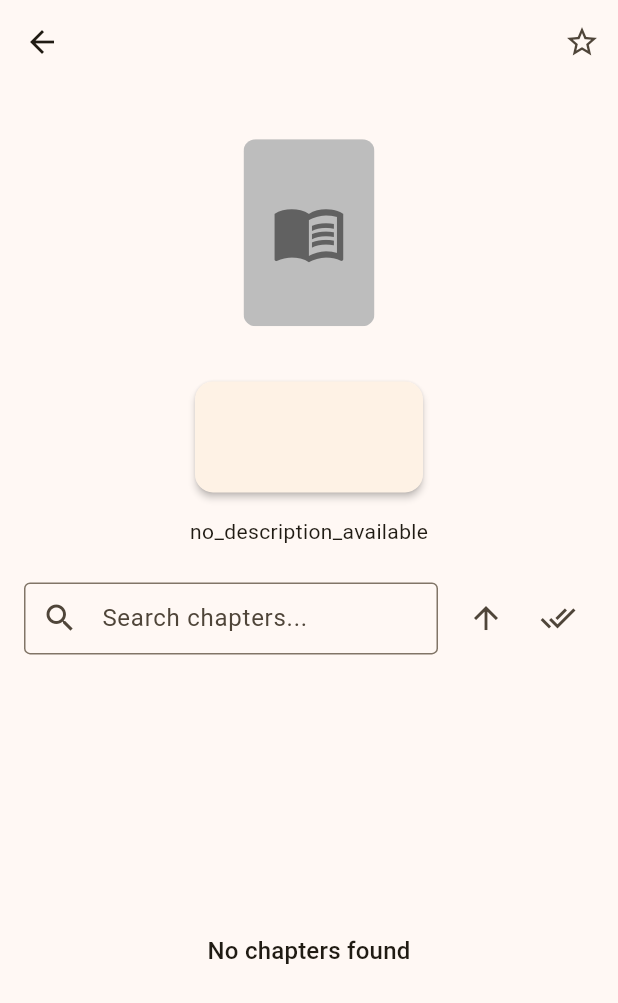
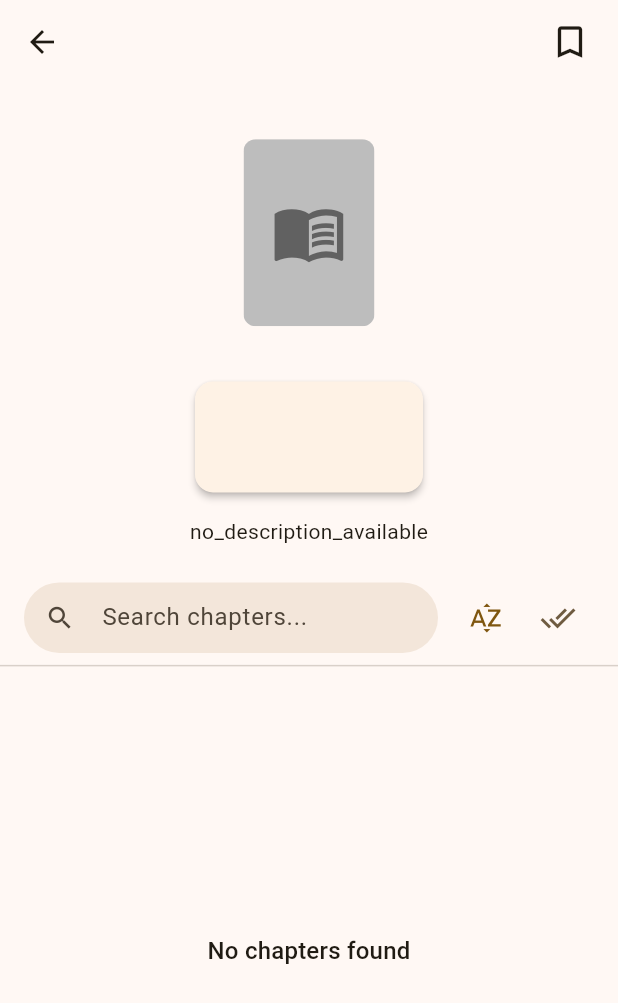
Before and after one commit to Luiz-eduardp/akashic_records, a Flutter app: the NovelDetailScreen screen opened directly with empty values, on a phone screen of 412 x 824 dp. Shown: the top 1003 px of the screen. Run offline on Flutter 3.47's test engine with Material 3 defaults, Android fonts, the phone set to English and light mode, and no system bars; our stand-ins replace battery_plus, dio, file_picker, flutter_colorpicker, flutter_local_notifications, flutter_markdown and 7 more; missing offline and left inert: android_intent_plus, version; accounts and stored records are empty.

Commit message:
feat(detail): improve chapter search and fav toggle
- Implemented chapter search
- Added favorite toggle
- Improved chapter list

```diff
--- a/lib/screens/novel_detail_screen.dart
+++ b/lib/screens/novel_detail_screen.dart
@@ -29,6 +29,8 @@ class _NovelDetailScreenState extends State<NovelDetailScreen> {
   bool _loadingReadStates = true;
   Timer? _searchDebounce;
 
+  final TextEditingController _searchController = TextEditingController();
+
   @override
   void initState() {
     super.initState();
@@ -42,19 +44,21 @@ class _NovelDetailScreenState extends State<NovelDetailScreen> {
   @override
   void dispose() {
     _searchDebounce?.cancel();
+    _searchController.dispose();
     super.dispose();
   }
 
   Future<void> _loadReadStates() async {
+    if (!mounted) return;
     setState(() => _loadingReadStates = true);
     try {
       final db = await NovelDatabase.getInstance();
       final set = await db.getReadChaptersForNovel((novel ?? widget.novel).id);
-      setState(() => readChapters = set);
+      if (mounted) setState(() => readChapters = set);
     } catch (e) {
-      setState(() => readChapters = {});
+      if (mounted) setState(() => readChapters = {});
     } finally {
-      setState(() => _loadingReadStates = false);
+      if (mounted) setState(() => _loadingReadStates = false);
     }
   }
 
@@ -70,7 +74,7 @@ class _NovelDetailScreenState extends State<NovelDetailScreen> {
               ? (a.chapterNumber ?? 0).compareTo(b.chapterNumber ?? 0)
               : (b.chapterNumber ?? 0).compareTo(a.chapterNumber ?? 0),
     );
-    setState(() => filtered = list);
+    if (mounted) setState(() => filtered = list);
   }
 
   Future<void> _ensureDetails() async {
@@ -81,17 +85,17 @@ class _NovelDetailScreenState extends State<NovelDetailScreen> {
       return;
     }
 
-    setState(() => _loadingDetails = true);
+    if (mounted) setState(() => _loadingDetails = true);
     try {
-      final full = await svc.parseNovel(current.id).timeout(
-        const Duration(seconds: 20),
-      );
+      final full = await svc
+          .parseNovel(current.id)
+          .timeout(const Duration(seconds: 20));
 
       if (full != null) {
         novel ??= current;
-
         if (full.title.isNotEmpty) novel!.title = full.title;
-        if (full.coverImageUrl.isNotEmpty) novel!.coverImageUrl = full.coverImageUrl;
+        if (full.coverImageUrl.isNotEmpty)
+          novel!.coverImageUrl = full.coverImageUrl;
         if (full.author.isNotEmpty) novel!.author = full.author;
         if (full.description.isNotEmpty) novel!.description = full.description;
         if (full.genres.isNotEmpty) novel!.genres = full.genres;
@@ -105,7 +109,8 @@ class _NovelDetailScreenState extends State<NovelDetailScreen> {
         for (final c in full.chapters) {
           final existing = existingById[c.id];
           if (existing != null) {
-            c.content = (existing.content != null && existing.content!.isNotEmpty)
+            c.content =
+                (existing.content != null && existing.content!.isNotEmpty)
                     ? existing.content
                     : c.content;
             c.chapterNumber = c.chapterNumber ?? existing.chapterNumber;
@@ -132,83 +137,162 @@ class _NovelDetailScreenState extends State<NovelDetailScreen> {
     }
   }
 
-  Widget _buildLoadingSkeleton() {
+  Future<void> _handleFavoriteToggle() async {
+    final appState = Provider.of<AppState>(context, listen: false);
+    final currentNovel = novel ?? widget.novel;
+    final id = currentNovel.id;
+    final wasFavorite = currentNovel.isFavorite;
+
+    try {
+      if (!wasFavorite) {
+        final toSave = novel ?? widget.novel;
+        toSave.isFavorite = true;
+        await appState.addOrUpdateNovel(toSave);
+      } else {
+        await appState.toggleFavorite(id);
+      }
+
+      final updated = appState.localNovels.firstWhere(
+        (n) => n.id == id,
+        orElse: () => currentNovel,
+      );
+
+      setState(() {
+        novel = updated;
+      });
+
+      ScaffoldMessenger.of(context).showSnackBar(
+        SnackBar(
+          content: Text(
+            updated.isFavorite
+                ? 'added_to_favorites'.translate
+                : 'removed_from_favorites'.translate,
+          ),
+          duration: const Duration(milliseconds: 1500),
+          behavior: SnackBarBehavior.floating,
+        ),
+      );
+    } catch (e) {
+      ScaffoldMessenger.of(context).showSnackBar(
+        SnackBar(content: Text('${'failed_update_favorite'.translate}: $e')),
+      );
+    }
+  }
+
+  Widget _buildChapterToolbar(BuildContext context) {
     final theme = Theme.of(context);
-    final isDark = theme.brightness == Brightness.dark;
-    final baseColor =
-        isDark
-            ? theme.colorScheme.surface.withOpacity(0.6)
-            : theme.colorScheme.surface.withOpacity(0.3);
-    final highlightColor =
-        isDark
-            ? theme.colorScheme.background.withOpacity(0.2)
-            : theme.colorScheme.background.withOpacity(0.12);
+    return Container(
+      padding: const EdgeInsets.symmetric(horizontal: 16, vertical: 8),
+      decoration: BoxDecoration(
+        color: theme.scaffoldBackgroundColor,
+        border: Border(
+          bottom: BorderSide(color: theme.dividerColor.withOpacity(0.3)),
+        ),
+      ),
+      child: Row(
+        children: [
+          Expanded(
+            child: TextField(
+              controller: _searchController,
+              decoration: InputDecoration(
+                prefixIcon: const Icon(Icons.search, size: 20),
+                hintText: 'search_chapters_hint'.translate,
+                border: OutlineInputBorder(
+                  borderRadius: BorderRadius.circular(30),
+                  borderSide: BorderSide.none,
+                ),
+                filled: true,
+                fillColor: theme.colorScheme.surfaceContainerHigh,
+                contentPadding: const EdgeInsets.symmetric(vertical: 10),
+                isDense: true,
+              ),
+              onChanged: (v) {
+                _searchDebounce?.cancel();
+                _searchDebounce = Timer(const Duration(milliseconds: 200), () {
+                  setState(() {
+                    _search = v;
+                    _applyFilters();
+                  });
+                });
+              },
+            ),
+          ),
+          const SizedBox(width: 8),
 
-    return SingleChildScrollView(
-      padding: const EdgeInsets.symmetric(horizontal: 16, vertical: 16),
-      child: Column(
-        crossAxisAlignment: CrossAxisAlignment.start,
-        children: [
-          Row(
-            crossAxisAlignment: CrossAxisAlignment.start,
-            children: [
-              const SizedBox(width: 16),
-              Expanded(
-                child: Column(
-                  crossAxisAlignment: CrossAxisAlignment.start,
-                  children: [
-                    LoadingSkeleton.rect(
-                      height: 24,
-                      baseColor: baseColor,
-                      highlightColor: highlightColor,
+          Tooltip(
+            message:
+                _asc ? 'sort_ascending'.translate : 'sort_descending'.translate,
+            child: IconButton(
+              icon: Icon(
+                _asc ? Icons.sort_by_alpha : Icons.sort_by_alpha_sharp,
+                color: theme.colorScheme.primary,
               ),
-                    const SizedBox(height: 8),
-                    LoadingSkeleton.rect(
-                      height: 16,
-                      width: 150,
-                      baseColor: baseColor,
-                      highlightColor: highlightColor,
+              onPressed: () {
+                setState(() {
+                  _asc = !_asc;
+                  _applyFilters();
+                });
+              },
             ),
-                    const SizedBox(height: 16),
-                    LoadingSkeleton.rect(
-                      height: 12,
-                      baseColor: baseColor,
-                      highlightColor: highlightColor,
           ),
-                    const SizedBox(height: 6),
-                    LoadingSkeleton.rect(
-                      height: 12,
-                      baseColor: baseColor,
-                      highlightColor: highlightColor,
+
+          Tooltip(
+            message: 'mark_all_read'.translate,
+            child: IconButton(
+              icon: Icon(Icons.done_all, color: theme.colorScheme.secondary),
+              onPressed: () async {
+                final appState = Provider.of<AppState>(context, listen: false);
+                for (final ch in chapters) {
+                  await appState.setChapterRead(
+                    (novel ?? widget.novel).id,
+                    ch.id,
+                    true,
+                  );
+                }
+                await _loadReadStates();
+                ScaffoldMessenger.of(context).showSnackBar(
+                  SnackBar(
+                    content: Text('marked_all_chapters_read'.translate),
+                    behavior: SnackBarBehavior.floating,
                   ),
-                    const SizedBox(height: 6),
-                    LoadingSkeleton.rect(
-                      height: 12,
-                      width: 200,
-                      baseColor: baseColor,
-                      highlightColor: highlightColor,
-                    ),
-                  ],
+                );
+              },
             ),
           ),
         ],
       ),
+    );
+  }
 
-          const SizedBox(height: 24),
+  Widget _buildLoadingSkeleton() {
+    final theme = Theme.of(context);
+    final isDark = theme.brightness == Brightness.dark;
+    final baseColor = isDark ? Colors.grey[800]! : Colors.grey[300]!;
+    final highlightColor = isDark ? Colors.grey[700]! : Colors.grey[100]!;
 
-          LoadingSkeleton.rect(
+    return SingleChildScrollView(
+      child: Column(
+        crossAxisAlignment: CrossAxisAlignment.start,
+        children: [
+          NovelHeader(novel: novel ?? widget.novel, loading: true),
+
+          Padding(
+            padding: const EdgeInsets.symmetric(horizontal: 16, vertical: 12),
+            child: LoadingSkeleton.rect(
               height: 48,
               baseColor: baseColor,
               highlightColor: highlightColor,
+              borderRadius: BorderRadius.circular(30),
+            ),
           ),
 
-          const SizedBox(height: 16),
-
-          ListView.separated(
+          Padding(
+            padding: const EdgeInsets.all(16.0),
+            child: ListView.separated(
               shrinkWrap: true,
               physics: const NeverScrollableScrollPhysics(),
               itemCount: 8,
-            separatorBuilder: (_, __) => const Divider(height: 16),
+              separatorBuilder: (_, __) => const SizedBox(height: 16),
               itemBuilder: (ctx, i) {
                 return Row(
                   crossAxisAlignment: CrossAxisAlignment.center,
@@ -221,11 +305,12 @@ class _NovelDetailScreenState extends State<NovelDetailScreen> {
                             height: 16,
                             baseColor: baseColor,
                             highlightColor: highlightColor,
+                            width: i.isEven ? double.infinity : 200,
                           ),
                           const SizedBox(height: 6),
                           LoadingSkeleton.rect(
                             height: 12,
-                          width: 100,
+                            width: 150,
                             baseColor: baseColor,
                             highlightColor: highlightColor,
                           ),
@@ -238,10 +323,12 @@ class _NovelDetailScreenState extends State<NovelDetailScreen> {
                       height: 24,
                       baseColor: baseColor,
                       highlightColor: highlightColor,
+                      borderRadius: BorderRadius.circular(12),
                     ),
                   ],
                 );
               },
+            ),
           ),
         ],
       ),
@@ -251,144 +338,65 @@ class _NovelDetailScreenState extends State<NovelDetailScreen> {
   @override
   Widget build(BuildContext context) {
     final isLoading = _loadingDetails || _loadingReadStates;
+    final currentNovel = novel ?? widget.novel;
 
     return Scaffold(
       appBar: AppBar(
-        centerTitle: true,
-        title: Text((novel ?? widget.novel).title),
+        title: Text(
+          currentNovel.title,
+          style: Theme.of(context).textTheme.titleLarge,
+          maxLines: 1,
+          overflow: TextOverflow.ellipsis,
+        ),
         actions: [
           if (!isLoading)
             IconButton(
               tooltip: 'favorites'.translate,
-              icon: Icon(
-                (novel ?? widget.novel).isFavorite
-                    ? Icons.star
-                    : Icons.star_border,
-              ),
-              onPressed: () async {
-                final appState = Provider.of<AppState>(context, listen: false);
-                final id = (novel ?? widget.novel).id;
-                try {
-                  final exists = appState.localNovels.any((n) => n.id == id);
-                  if (!exists) {
-                    final toSave = novel ?? widget.novel;
-                    toSave.isFavorite = true;
-                    await appState.addOrUpdateNovel(toSave);
-                  } else {
-                    await appState.toggleFavorite(id);
-                  }
-
-                  final updated = appState.localNovels.firstWhere(
-                    (n) => n.id == id,
-                    orElse: () => novel ?? widget.novel,
-                  );
-                  setState(() {
-                    novel = updated;
-                  });
-                  ScaffoldMessenger.of(context).showSnackBar(
-                    SnackBar(
-                      content: Text(
-                        updated.isFavorite
-                            ? 'added_to_favorites'.translate
-                            : 'removed_from_favorites'.translate,
-                      ),
-                      duration: const Duration(milliseconds: 1500),
-                    ),
-                  );
-                } catch (e) {
-                  ScaffoldMessenger.of(context).showSnackBar(
-                    SnackBar(
-                      content: Text(
-                        '${'failed_update_favorite'.translate}: $e',
+              icon: AnimatedSwitcher(
+                duration: const Duration(milliseconds: 300),
+                transitionBuilder:
+                    (child, animation) =>
+                        ScaleTransition(scale: animation, child: child),
+                child: Icon(
+                  currentNovel.isFavorite
+                      ? Icons.bookmark
+                      : Icons.bookmark_border,
+                  key: ValueKey<bool>(currentNovel.isFavorite),
+                  color:
+                      currentNovel.isFavorite
+                          ? Theme.of(context).colorScheme.error
+                          : Theme.of(context).colorScheme.onSurface,
+                  size: 28,
                 ),
               ),
-                  );
-                }
-              },
+              onPressed: _handleFavoriteToggle,
             ),
+          const SizedBox(width: 8),
         ],
       ),
-      body: Column(
-        children: [
-          NovelHeader(novel: novel ?? widget.novel, loading: _loadingDetails),
+      body: CustomScrollView(
+        slivers: [
+          SliverList(
+            delegate: SliverChildListDelegate([
+              NovelHeader(novel: currentNovel, loading: _loadingDetails),
+            ]),
+          ),
 
           if (!isLoading)
-            Padding(
-              padding: const EdgeInsets.symmetric(horizontal: 16, vertical: 8),
-              child: Row(
-                children: [
-                  Expanded(
-                    child: TextField(
-                      decoration: InputDecoration(
-                        prefixIcon: const Icon(Icons.search),
-                        hintText: 'search_chapters_hint'.translate,
-                        border: const OutlineInputBorder(),
-                        contentPadding: const EdgeInsets.symmetric(
-                          vertical: 10,
-                        ),
-                      ),
-                      onChanged: (v) {
-                        _searchDebounce?.cancel();
-                        _searchDebounce = Timer(
-                          const Duration(milliseconds: 200),
-                          () {
-                            setState(() {
-                              _search = v;
-                              _applyFilters();
-                            });
-                          },
-                        );
-                      },
-                    ),
-                  ),
-                  const SizedBox(width: 8),
-                  Tooltip(
-                    message:
-                        _asc
-                            ? 'sort_ascending'.translate
-                            : 'sort_descending'.translate,
-                    child: IconButton(
-                      icon: Icon(
-                        _asc ? Icons.arrow_upward : Icons.arrow_downward,
-                      ),
-                      onPressed: () {
-                        setState(() {
-                          _asc = !_asc;
-                          _applyFilters();
-                        });
-                      },
-                    ),
-                  ),
-                  Tooltip(
-                    message: 'mark_all_read'.translate,
-                    child: IconButton(
-                      icon: const Icon(Icons.done_all),
-                      onPressed: () async {
-                        final appState = Provider.of<AppState>(
-                          context,
-                          listen: false,
-                        );
-                        for (final ch in chapters) {
-                          await appState.setChapterRead(
-                            (novel ?? widget.novel).id,
-                            ch.id,
-                            true,
-                          );
-                        }
-                        await _loadReadStates();
-                      },
-                    ),
-                  ),
-                ],
+            SliverPersistentHeader(
+              pinned: true,
+              delegate: _SliverChapterToolbarDelegate(
+                child: _buildChapterToolbar(context),
               ),
             ),
 
-          Expanded(
-            child:
-                isLoading
-                    ? _buildLoadingSkeleton()
-                    : (filtered.isEmpty
-                        ? Center(
+          if (isLoading)
+            SliverList(
+              delegate: SliverChildListDelegate([_buildLoadingSkeleton()]),
+            )
+          else if (filtered.isEmpty)
+            SliverFillRemaining(
+              child: Center(
                 child: Padding(
                   padding: const EdgeInsets.all(24.0),
                   child: Text(
@@ -397,40 +405,30 @@ class _NovelDetailScreenState extends State<NovelDetailScreen> {
                     style: Theme.of(context).textTheme.titleMedium,
                   ),
                 ),
+              ),
             )
-                        : ChapterList(
+          else
+            SliverPadding(
+              padding: const EdgeInsets.symmetric(
+                horizontal: 16.0,
+                vertical: 8.0,
+              ),
+              sliver: ChapterList(
+                sliver: true,
                 chapters: filtered,
                 readChapters: readChapters,
+                novelId: currentNovel.id,
                 onTap: (ch, index) async {
-                            if (ch.content == null || ch.content!.isEmpty) {
-                              final current = novel ?? widget.novel;
-                              final svc = PluginRegistry.get(current.pluginId);
-                              if (svc != null) {
-                                try {
-                                  final content = await svc.parseChapter(ch.id);
-                                  ch.content = content;
-                                  novel ??= current;
-                                  final db = await NovelDatabase.getInstance();
-                                  await db.upsertNovel(novel ?? widget.novel);
-                                } catch (e) {
-                                  debugPrint(
-                                    'Failed to parse chapter ${ch.id}: $e',
+                  final absoluteIndex = currentNovel.chapters.indexWhere(
+                    (c) => c.id == ch.id,
                   );
-                                }
-                              }
-                            }
-
-                            final absoluteIndex = (novel ?? widget.novel)
-                                .chapters
-                                .indexWhere((c) => c.id == ch.id);
 
                   await Navigator.pushNamed(
                     context,
                     '/reader',
                     arguments: {
-                                'novel': novel ?? widget.novel,
-                                'chapterIndex':
-                                    absoluteIndex >= 0 ? absoluteIndex : 0,
+                      'novel': currentNovel,
+                      'chapterIndex': absoluteIndex >= 0 ? absoluteIndex : 0,
                     },
                   );
                   await _loadReadStates();
@@ -442,16 +440,45 @@ class _NovelDetailScreenState extends State<NovelDetailScreen> {
                   );
                   final isRead = readChapters.contains(ch.id);
                   await appState.setChapterRead(
-                              (novel ?? widget.novel).id,
+                    currentNovel.id,
                     ch.id,
                     !isRead,
                   );
                   await _loadReadStates();
                 },
-                        )),
+              ),
             ),
         ],
       ),
     );
   }
 }
+
+class _SliverChapterToolbarDelegate extends SliverPersistentHeaderDelegate {
+  final Widget child;
+
+  _SliverChapterToolbarDelegate({required this.child});
+
+  @override
+  double get minExtent => 64.0;
+
+  @override
+  double get maxExtent => 64.0;
+
+  @override
+  Widget build(
+    BuildContext context,
+    double shrinkOffset,
+    bool overlapsContent,
+  ) {
+    return Container(
+      color: Theme.of(context).scaffoldBackgroundColor,
+      child: child,
+    );
+  }
+
+  @override
+  bool shouldRebuild(_SliverChapterToolbarDelegate oldDelegate) {
+    return oldDelegate.child != child;
+  }
+}
```
Lines whose indentation alone changed are shown as unchanged.
